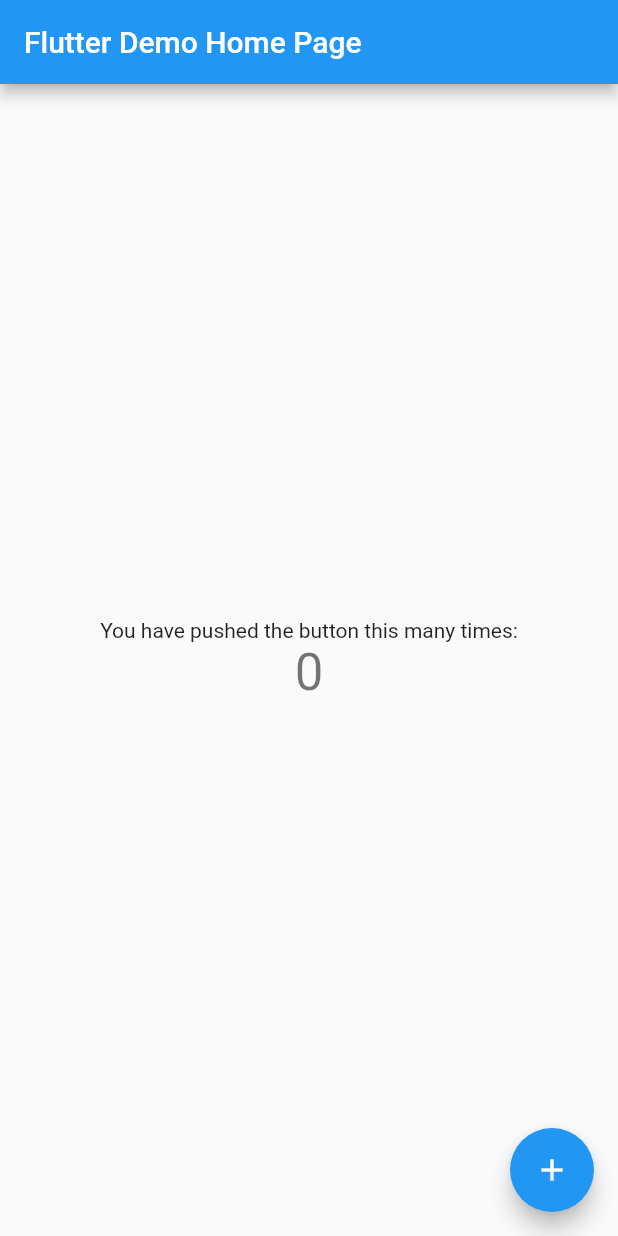
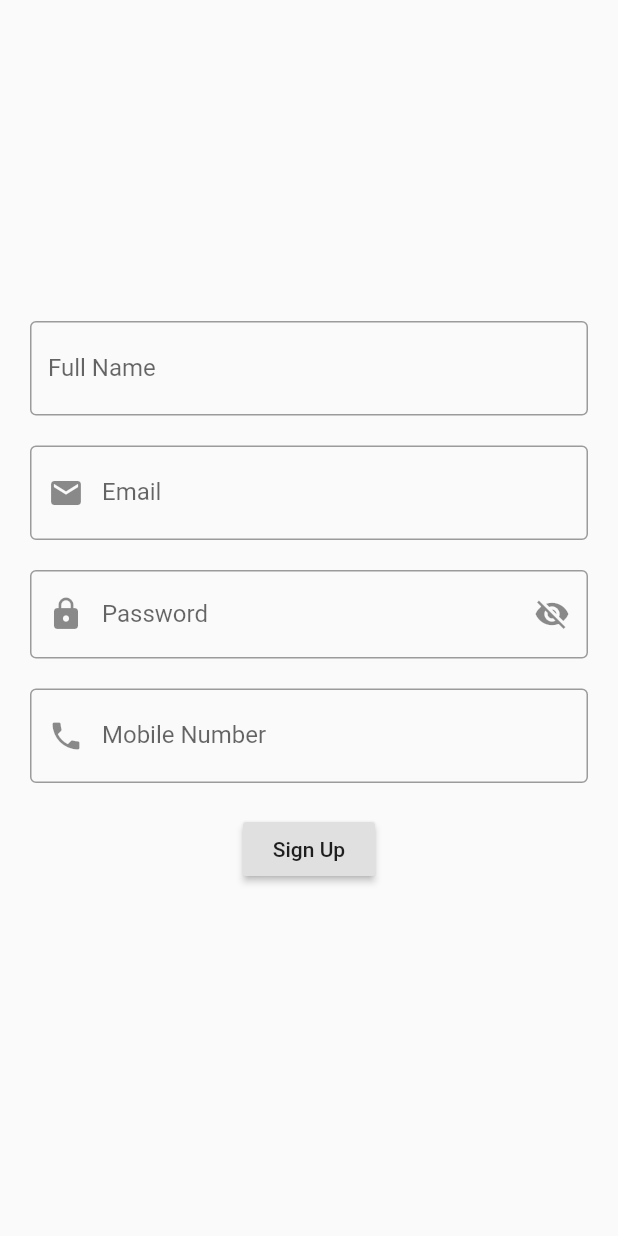
Before and after one commit to ECellNitrr/ECellApp2021, a Flutter app: the screen it shows after launch, on a phone screen of 412 x 824 dp. Run offline on Flutter 3.47's test engine with Material 2 defaults, Android fonts, the phone set to English and light mode, and no system bars; our stand-ins replace bloc, equatable, flutter_bloc.

Commit message:
Signup cubit (#15)
Issue #4

```diff
--- /dev/null
+++ b/lib/core/res/errors.dart
@@ -0,0 +1,2 @@
+// Common Errors
+class NetworkException implements Exception {}
--- /dev/null
+++ b/lib/core/res/strings.dart
@@ -0,0 +1,7 @@
+class S {
+  S._();
+
+  // error strings
+  static const String networkException =
+      "Request couldn't be completed. Make sure the device is online";
+}
--- a/lib/main.dart
+++ b/lib/main.dart
@@ -1,117 +1,22 @@
+import 'package:ecellapp/screens/signup/cubit/signup_cubit.dart';
+import 'package:ecellapp/screens/signup/signup.dart';
+import 'package:ecellapp/screens/signup/signup_repository.dart';
 import 'package:flutter/material.dart';
+import 'package:flutter_bloc/flutter_bloc.dart';
 
 void main() {
-  runApp(MyApp());
+  runApp(ECellApp());
 }
 
-class MyApp extends StatelessWidget {
-  // This widget is the root of your application.
+class ECellApp extends StatelessWidget {
   @override
   Widget build(BuildContext context) {
     return MaterialApp(
-      title: 'Flutter Demo',
-      theme: ThemeData(
-        // This is the theme of your application.
-        //
-        // Try running your application with "flutter run". You'll see the
-        // application has a blue toolbar. Then, without quitting the app, try
-        // changing the primarySwatch below to Colors.green and then invoke
-        // "hot reload" (press "r" in the console where you ran "flutter run",
-        // or simply save your changes to "hot reload" in a Flutter IDE).
-        // Notice that the counter didn't reset back to zero; the application
-        // is not restarted.
-        primarySwatch: Colors.blue,
-        // This makes the visual density adapt to the platform that you run
-        // the app on. For desktop platforms, the controls will be smaller and
-        // closer together (more dense) than on mobile platforms.
-        visualDensity: VisualDensity.adaptivePlatformDensity,
+      title: "ECellApp",
+      home: BlocProvider(
+        create: (context) => SignupCubit(FakeSignupRepository()),
+        child: SignupScreen(),
       ),
-      home: MyHomePage(title: 'Flutter Demo Home Page'),
     );
   }
 }
-
-class MyHomePage extends StatefulWidget {
-  MyHomePage({Key key, this.title}) : super(key: key);
-
-  // This widget is the home page of your application. It is stateful, meaning
-  // that it has a State object (defined below) that contains fields that affect
-  // how it looks.
-
-  // This class is the configuration for the state. It holds the values (in this
-  // case the title) provided by the parent (in this case the App widget) and
-  // used by the build method of the State. Fields in a Widget subclass are
-  // always marked "final".
-
-  final String title;
-
-  @override
-  _MyHomePageState createState() => _MyHomePageState();
-}
-
-class _MyHomePageState extends State<MyHomePage> {
-  int _counter = 0;
-
-  void _incrementCounter() {
-    setState(() {
-      // This call to setState tells the Flutter framework that something has
-      // changed in this State, which causes it to rerun the build method below
-      // so that the display can reflect the updated values. If we changed
-      // _counter without calling setState(), then the build method would not be
-      // called again, and so nothing would appear to happen.
-      _counter++;
-    });
-  }
-
-  @override
-  Widget build(BuildContext context) {
-    // This method is rerun every time setState is called, for instance as done
-    // by the _incrementCounter method above.
-    //
-    // The Flutter framework has been optimized to make rerunning build methods
-    // fast, so that you can just rebuild anything that needs updating rather
-    // than having to individually change instances of widgets.
-    return Scaffold(
-      appBar: AppBar(
-        // Here we take the value from the MyHomePage object that was created by
-        // the App.build method, and use it to set our appbar title.
-        title: Text(widget.title),
-      ),
-      body: Center(
-        // Center is a layout widget. It takes a single child and positions it
-        // in the middle of the parent.
-        child: Column(
-          // Column is also a layout widget. It takes a list of children and
-          // arranges them vertically. By default, it sizes itself to fit its
-          // children horizontally, and tries to be as tall as its parent.
-          //
-          // Invoke "debug painting" (press "p" in the console, choose the
-          // "Toggle Debug Paint" action from the Flutter Inspector in Android
-          // Studio, or the "Toggle Debug Paint" command in Visual Studio Code)
-          // to see the wireframe for each widget.
-          //
-          // Column has various properties to control how it sizes itself and
-          // how it positions its children. Here we use mainAxisAlignment to
-          // center the children vertically; the main axis here is the vertical
-          // axis because Columns are vertical (the cross axis would be
-          // horizontal).
-          mainAxisAlignment: MainAxisAlignment.center,
-          children: <Widget>[
-            Text(
-              'You have pushed the button this many times:',
-            ),
-            Text(
-              '$_counter',
-              style: Theme.of(context).textTheme.headline4,
-            ),
-          ],
-        ),
-      ),
-      floatingActionButton: FloatingActionButton(
-        onPressed: _incrementCounter,
-        tooltip: 'Increment',
-        child: Icon(Icons.add),
-      ), // This trailing comma makes auto-formatting nicer for build methods.
-    );
-  }
-}
--- /dev/null
+++ b/lib/screens/signup/cubit/signup_cubit.dart
@@ -0,0 +1,23 @@
+import 'package:bloc/bloc.dart';
+import 'package:ecellapp/core/res/errors.dart';
+import 'package:ecellapp/core/res/strings.dart';
+import 'package:ecellapp/screens/signup/signup_repository.dart';
+import 'package:equatable/equatable.dart';
+import 'package:meta/meta.dart';
+
+part 'signup_state.dart';
+
+class SignupCubit extends Cubit<SignupState> {
+  final SignupRepository _signupRepository;
+  SignupCubit(this._signupRepository) : super(SignupInitial());
+
+  Future<void> signup(String name, String email, String password, int mobileNumber) async {
+    try {
+      emit(SignupLoading());
+      await _signupRepository.signup(name, email, password, mobileNumber);
+      emit(SignupSuccess());
+    } on NetworkException {
+      emit(SignupError(S.networkException));
+    }
+  }
+}
--- /dev/null
+++ b/lib/screens/signup/cubit/signup_state.dart
@@ -0,0 +1,27 @@
+part of 'signup_cubit.dart';
+
+@immutable
+abstract class SignupState extends Equatable {
+  const SignupState();
+  @override
+  List<Object> get props => [];
+}
+
+class SignupInitial extends SignupState {
+  const SignupInitial();
+}
+
+class SignupLoading extends SignupState {
+  const SignupLoading();
+}
+
+class SignupSuccess extends SignupState {
+  const SignupSuccess();
+}
+
+class SignupError extends SignupState {
+  final String message;
+  const SignupError(this.message);
+  @override
+  List<Object> get props => [message];
+}
--- /dev/null
+++ b/lib/screens/signup/signup.dart
@@ -0,0 +1,107 @@
+import 'package:ecellapp/screens/signup/cubit/signup_cubit.dart';
+import 'package:ecellapp/screens/signup/widgets/email_field.dart';
+import 'package:ecellapp/screens/signup/widgets/name_field.dart';
+import 'package:ecellapp/screens/signup/widgets/password_field.dart';
+import 'package:ecellapp/screens/signup/widgets/mobile_number_field.dart';
+import 'package:flutter/material.dart';
+import 'package:flutter_bloc/flutter_bloc.dart';
+
+class SignupScreen extends StatelessWidget {
+  final _formKey = GlobalKey<FormState>();
+  final TextEditingController nameController = TextEditingController();
+  final TextEditingController emailController = TextEditingController();
+  final TextEditingController passwordController = TextEditingController();
+  final TextEditingController mobileController = TextEditingController();
+
+  @override
+  Widget build(BuildContext context) {
+    return Scaffold(
+      body: BlocConsumer<SignupCubit, SignupState>(
+        listener: (context, state) {
+          if (state is SignupError) {
+            Scaffold.of(context).showSnackBar(
+              SnackBar(content: Text(state.message)),
+            );
+          }
+        },
+        builder: (context, state) {
+          if (state is SignupInitial) {
+            return _buildInitial(context);
+          } else if (state is SignupLoading) {
+            return _buildLoading();
+          } else if (state is SignupSuccess) {
+            // TODO add on success logic
+          } else {
+            return _buildInitial(context);
+          }
+        },
+      ),
+    );
+  }
+
+  Widget _buildInitial(BuildContext context) {
+    return Form(
+      key: _formKey,
+      child: Padding(
+        padding: EdgeInsets.symmetric(horizontal: 20.0),
+        child: Column(
+          mainAxisAlignment: MainAxisAlignment.center,
+          crossAxisAlignment: CrossAxisAlignment.center,
+          children: <Widget>[
+            Padding(
+              padding: EdgeInsets.only(bottom: 20.0),
+              child: NameField(nameController),
+            ),
+            Padding(
+              padding: EdgeInsets.only(bottom: 20.0),
+              child: EmailField(emailController),
+            ),
+            Padding(
+              padding: EdgeInsets.only(bottom: 20.0),
+              child: PasswordField(passwordController),
+            ),
+            Padding(
+              padding: EdgeInsets.only(bottom: 20.0),
+              child: MobileNumberField(mobileController),
+            ),
+            Padding(
+              padding: EdgeInsets.only(bottom: 20.0),
+              child: RaisedButton(
+                onPressed: () => _signup(context),
+                child: Text("Sign Up"),
+              ),
+            ),
+          ],
+        ),
+      ),
+    );
+  }
+
+  Widget _buildLoading() {
+    return Center(
+      child: CircularProgressIndicator(),
+    );
+  }
+
+  Widget _buildSuccess() {
+    return Center(
+      child: Column(
+        mainAxisSize: MainAxisSize.min,
+        children: <Widget>[
+          Icon(Icons.check_circle_outline),
+          Text(
+            "User Signup Successful!",
+            textAlign: TextAlign.center,
+          ),
+        ],
+      ),
+    );
+  }
+
+  void _signup(BuildContext context) {
+    final cubit = context.read<SignupCubit>();
+    if (_formKey.currentState.validate())
+      cubit.signup(nameController.text, emailController.text, passwordController.text,
+          int.parse(mobileController.text));
+  }
+}
--- /dev/null
+++ b/lib/screens/signup/signup_repository.dart
@@ -0,0 +1,24 @@
+import 'dart:math';
+
+import 'package:ecellapp/core/res/errors.dart';
+
+abstract class SignupRepository {
+  /// Takes in `name`, `email`, `password` and `mobileNumber` and returns a success code OR a suitable exception
+  Future<void> signup(String name, String email, String password, int mobileNumber);
+}
+
+class FakeSignupRepository implements SignupRepository {
+  @override
+  Future<void> signup(String name, String email, String password, int mobileNumber) async {
+    // Simulate network delay
+    await Future.delayed(Duration(seconds: 1));
+
+    if (Random().nextBool()) {
+      // random network error
+      throw NetworkException();
+    } else {
+      // fake successful login
+      return;
+    }
+  }
+}
--- /dev/null
+++ b/lib/screens/signup/widgets/email_field.dart
@@ -0,0 +1,32 @@
+import 'package:flutter/material.dart';
+
+class EmailField extends StatelessWidget {
+  const EmailField(this.controller);
+  final TextEditingController controller;
+
+  @override
+  Widget build(BuildContext context) {
+    return TextFormField(
+      controller: controller,
+      keyboardType: TextInputType.emailAddress,
+      validator: _validateEmail,
+      decoration: InputDecoration(
+        suffixText: '*',
+        suffixStyle: TextStyle(color: Colors.red, fontSize: 20),
+        prefixIcon: Icon(Icons.email),
+        border: OutlineInputBorder(),
+        labelText: "Email",
+      ),
+    );
+  }
+
+  String _validateEmail(String email) {
+    RegExp emailRegx =
+        RegExp(r"^[a-zA-Z0-9.a-zA-Z0-9.!#$%&'*+-/=?^_`{|}~]+@[a-zA-Z0-9]+\.[a-zA-Z]+");
+
+    if (email.isEmpty || !emailRegx.hasMatch(email)) {
+      return "Please enter a valid email";
+    }
+    return null;
+  }
+}
--- /dev/null
+++ b/lib/screens/signup/widgets/mobile_number_field.dart
@@ -0,0 +1,21 @@
+import 'package:flutter/material.dart';
+
+class MobileNumberField extends StatelessWidget {
+  const MobileNumberField(this.controller);
+  final TextEditingController controller;
+
+  @override
+  Widget build(BuildContext context) {
+    return TextFormField(
+      controller: controller,
+      keyboardType: TextInputType.number,
+      decoration: InputDecoration(
+        suffixText: '*',
+        suffixStyle: TextStyle(color: Colors.red, fontSize: 20),
+        prefixIcon: Icon(Icons.phone),
+        border: OutlineInputBorder(),
+        labelText: "Mobile Number",
+      ),
+    );
+  }
+}
--- /dev/null
+++ b/lib/screens/signup/widgets/name_field.dart
@@ -0,0 +1,20 @@
+import 'package:flutter/material.dart';
+
+class NameField extends StatelessWidget {
+  const NameField(this.controller);
+  final TextEditingController controller;
+
+  @override
+  Widget build(BuildContext context) {
+    return TextFormField(
+      controller: controller,
+      keyboardType: TextInputType.name,
+      decoration: InputDecoration(
+        suffixText: '*',
+        suffixStyle: TextStyle(color: Colors.red, fontSize: 20),
+        border: OutlineInputBorder(),
+        labelText: "Full Name",
+      ),
+    );
+  }
+}
--- /dev/null
+++ b/lib/screens/signup/widgets/password_field.dart
@@ -0,0 +1,45 @@
+import 'package:flutter/material.dart';
+
+class PasswordField extends StatefulWidget {
+  const PasswordField(this.controller);
+  final TextEditingController controller;
+  @override
+  _PasswordFieldState createState() => _PasswordFieldState();
+}
+
+class _PasswordFieldState extends State<PasswordField> {
+  bool _passwordVisible;
+
+  @override
+  void initState() {
+    super.initState();
+    _passwordVisible = false;
+  }
+
+  @override
+  Widget build(BuildContext context) {
+    return Container(
+      child: TextFormField(
+        controller: widget.controller,
+        validator: _validatePassword,
+        obscureText: !_passwordVisible,
+        decoration: InputDecoration(
+          prefixIcon: Icon(Icons.lock),
+          suffixIcon: IconButton(
+            icon: _passwordVisible ? Icon(Icons.visibility) : Icon(Icons.visibility_off),
+            onPressed: _togglePasswordVisibility,
+          ),
+          border: OutlineInputBorder(),
+          labelText: "Password",
+        ),
+      ),
+    );
+  }
+
+  String _validatePassword(String password) {
+    if (password.isEmpty) return "Please enter password";
+    return null;
+  }
+
+  void _togglePasswordVisibility() => setState(() => _passwordVisible = !_passwordVisible);
+}
```
Also changed, not shown: pubspec.yaml (+7 -2 lines), pubspec.lock, 1 other file.
